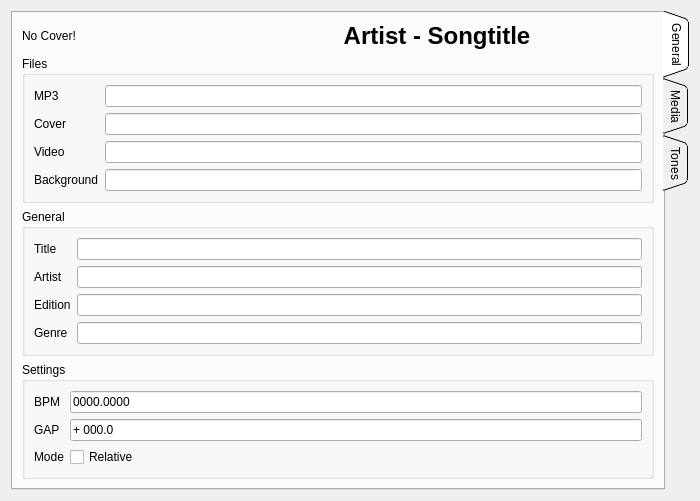
Old version of the form songinfo.ui in the repository mhaehnel/UltraEdit.
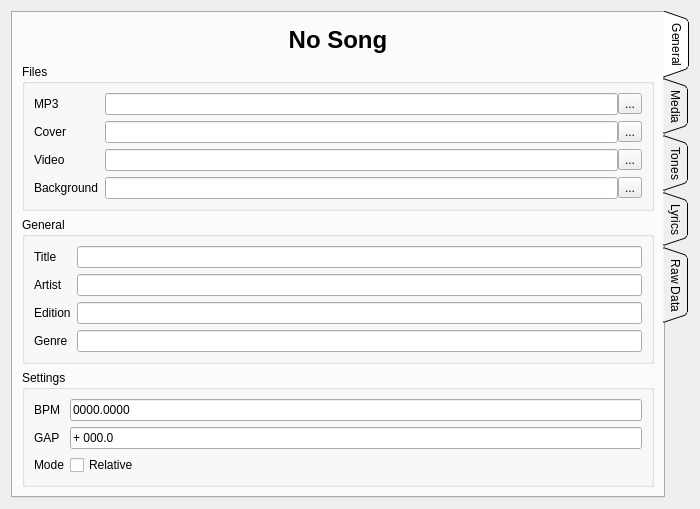
New version of the form.

```diff
--- a/songinfo.ui
+++ b/songinfo.ui
@@ -7,7 +7,7 @@
     <x>0</x>
     <y>0</y>
     <width>700</width>
-    <height>498</height>
+    <height>509</height>
    </rect>
   </property>
   <property name="windowTitle">
@@ -18,6 +18,9 @@
     <layout class="QHBoxLayout" name="horizontalLayout">
      <item>
       <widget class="QTabWidget" name="tabWidget">
+       <property name="enabled">
+        <bool>true</bool>
+       </property>
        <property name="tabPosition">
         <enum>QTabWidget::East</enum>
        </property>
@@ -34,29 +37,10 @@
         <layout class="QVBoxLayout" name="verticalLayout">
          <item>
           <layout class="QHBoxLayout" name="horizontalLayout_2">
-           <item>
-            <widget class="QLabel" name="cover">
-             <property name="sizePolicy">
-              <sizepolicy hsizetype="Maximum" vsizetype="Maximum">
-               <horstretch>0</horstretch>
-               <verstretch>0</verstretch>
-              </sizepolicy>
-             </property>
-             <property name="maximumSize">
-              <size>
-               <width>192</width>
-               <height>192</height>
-              </size>
-             </property>
-             <property name="text">
-              <string>No Cover!</string>
-             </property>
-            </widget>
-           </item>
            <item>
             <widget class="QLabel" name="songLabel">
              <property name="text">
-              <string>&lt;html&gt;&lt;head/&gt;&lt;body&gt;&lt;p align=&quot;center&quot;&gt;&lt;span style=&quot; font-size:xx-large; font-weight:600;&quot;&gt;Artist - Songtitle&lt;/span&gt;&lt;/p&gt;&lt;/body&gt;&lt;/html&gt;</string>
+              <string>&lt;html&gt;&lt;head/&gt;&lt;body&gt;&lt;p align=&quot;center&quot;&gt;&lt;span style=&quot; font-size:xx-large; font-weight:600;&quot;&gt;No Song&lt;/span&gt;&lt;/p&gt;&lt;/body&gt;&lt;/html&gt;</string>
              </property>
             </widget>
            </item>
@@ -74,6 +58,9 @@
             <property name="fieldGrowthPolicy">
              <enum>QFormLayout::ExpandingFieldsGrow</enum>
             </property>
+            <property name="topMargin">
+             <number>9</number>
+            </property>
             <item row="0" column="0">
              <widget class="QLabel" name="label_3">
               <property name="text">
@@ -82,7 +69,25 @@
              </widget>
             </item>
             <item row="0" column="1">
-             <widget class="QLineEdit" name="lineEdit_7"/>
+             <layout class="QHBoxLayout" name="horizontalLayout_3">
+              <property name="spacing">
+               <number>0</number>
+              </property>
+              <item>
+               <widget class="QLineEdit" name="mp3file">
+                <property name="readOnly">
+                 <bool>true</bool>
+                </property>
+               </widget>
+              </item>
+              <item>
+               <widget class="QToolButton" name="setMP3File">
+                <property name="text">
+                 <string>...</string>
+                </property>
+               </widget>
+              </item>
+             </layout>
             </item>
             <item row="1" column="0">
              <widget class="QLabel" name="label_8">
@@ -92,7 +97,25 @@
              </widget>
             </item>
             <item row="1" column="1">
-             <widget class="QLineEdit" name="lineEdit_8"/>
+             <layout class="QHBoxLayout" name="horizontalLayout_4">
+              <property name="spacing">
+               <number>0</number>
+              </property>
+              <item>
+               <widget class="QLineEdit" name="covFile">
+                <property name="readOnly">
+                 <bool>true</bool>
+                </property>
+               </widget>
+              </item>
+              <item>
+               <widget class="QToolButton" name="setCovFile">
+                <property name="text">
+                 <string>...</string>
+                </property>
+               </widget>
+              </item>
+             </layout>
             </item>
             <item row="2" column="0">
              <widget class="QLabel" name="label_10">
@@ -101,9 +124,6 @@
               </property>
              </widget>
             </item>
-            <item row="2" column="1">
-             <widget class="QLineEdit" name="lineEdit_9"/>
-            </item>
             <item row="3" column="0">
              <widget class="QLabel" name="label_9">
               <property name="text">
@@ -111,8 +131,47 @@
               </property>
              </widget>
             </item>
+            <item row="2" column="1">
+             <layout class="QHBoxLayout" name="horizontalLayout_5">
+              <property name="spacing">
+               <number>0</number>
+              </property>
+              <item>
+               <widget class="QLineEdit" name="vidFile">
+                <property name="readOnly">
+                 <bool>true</bool>
+                </property>
+               </widget>
+              </item>
+              <item>
+               <widget class="QToolButton" name="setVidFile">
+                <property name="text">
+                 <string>...</string>
+                </property>
+               </widget>
+              </item>
+             </layout>
+            </item>
             <item row="3" column="1">
-             <widget class="QLineEdit" name="lineEdit_10"/>
+             <layout class="QHBoxLayout" name="horizontalLayout_6">
+              <property name="spacing">
+               <number>0</number>
+              </property>
+              <item>
+               <widget class="QLineEdit" name="bgFile">
+                <property name="readOnly">
+                 <bool>true</bool>
+                </property>
+               </widget>
+              </item>
+              <item>
+               <widget class="QToolButton" name="setBGFile">
+                <property name="text">
+                 <string>...</string>
+                </property>
+               </widget>
+              </item>
+             </layout>
             </item>
            </layout>
           </widget>
@@ -215,7 +274,7 @@
             <item row="1" column="1">
              <widget class="QLineEdit" name="lineEdit_6">
               <property name="inputMask">
-               <string>#D000.900; </string>
+               <string>#D000.900</string>
               </property>
               <property name="text">
                <string>+000.0</string>
@@ -225,7 +284,7 @@
             <item row="0" column="1">
              <widget class="QLineEdit" name="lineEdit_5">
               <property name="inputMask">
-               <string>9999.9999; </string>
+               <string>9999.9999</string>
               </property>
               <property name="text">
                <string>0000.0000</string>
@@ -247,6 +306,16 @@
          <string>Tones</string>
         </attribute>
        </widget>
+       <widget class="QWidget" name="lyricsTab">
+        <attribute name="title">
+         <string>Lyrics</string>
+        </attribute>
+       </widget>
+       <widget class="QWidget" name="rawData">
+        <attribute name="title">
+         <string>Raw Data</string>
+        </attribute>
+       </widget>
       </widget>
      </item>
     </layout>
```
Left out of the diff: 31 changed lines with no effect on the pictures.
